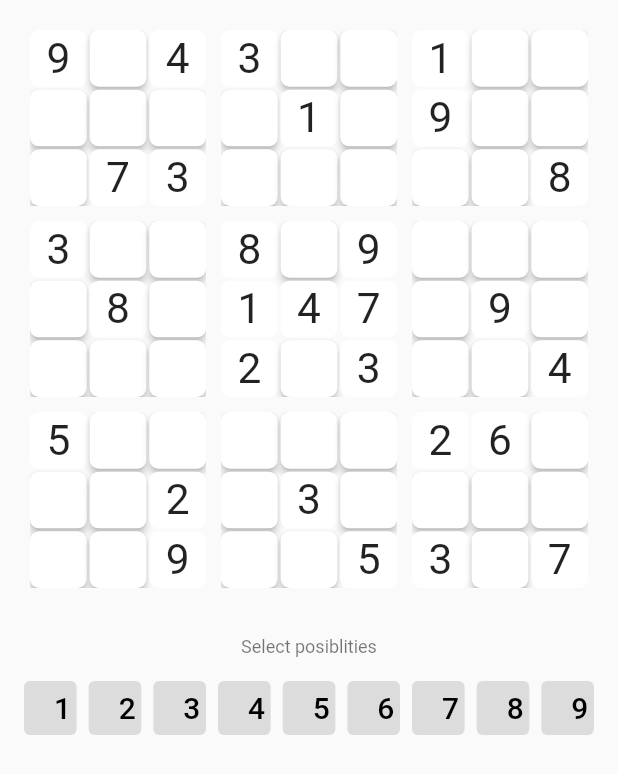
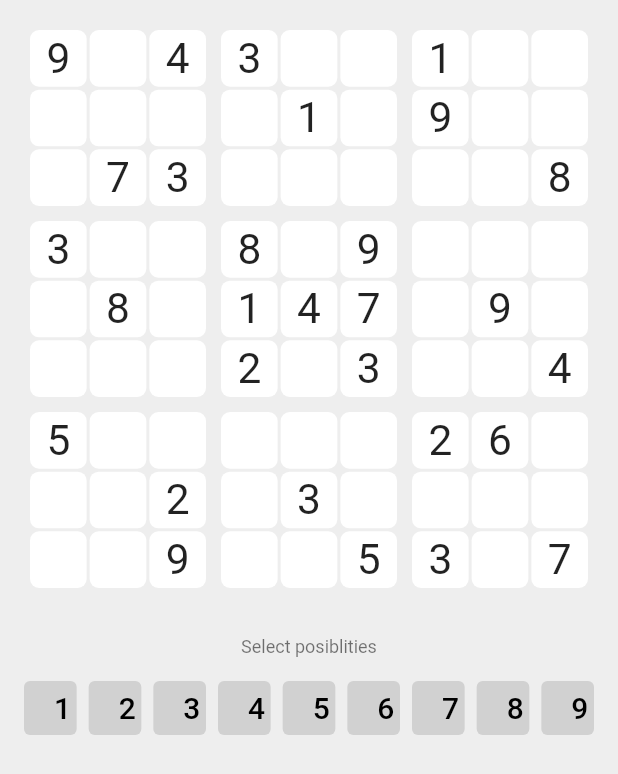
Before and after one commit to mjarkk/flutter_sudoku, a Flutter app: the screen it shows after launch, on a phone screen of 412 x 824 dp. Shown: the top 774 px of the screen. Run offline on Flutter 3.47's test engine with Material 2 defaults, Android fonts, the phone set to English and light mode, and no system bars.

Commit message:
fix white theme looking shite

```diff
--- a/lib/main.dart
+++ b/lib/main.dart
@@ -4,10 +4,10 @@ import 'playground.dart';
 import 'controls.dart';
 
 void main() {
-  runApp(MyApp());
+  runApp(SudokuApp());
 }
 
-class MyApp extends StatelessWidget {
+class SudokuApp extends StatelessWidget {
   @override
   Widget build(BuildContext context) {
     return MaterialApp(
@@ -17,6 +17,7 @@ class MyApp extends StatelessWidget {
         colorScheme: const ColorScheme.light().copyWith(
           primary: Colors.teal[400]!,
           primaryVariant: Colors.teal[200]!,
+          background: Colors.grey[200]!,
         ),
       ),
       darkTheme: ThemeData(
@@ -25,9 +26,17 @@ class MyApp extends StatelessWidget {
           primaryVariant: Colors.teal[700]!,
         ),
       ),
-      home: Scaffold(
-        body: _Screen(),
-      ),
+      home: SudokuAppScaffold(),
+    );
+  }
+}
+
+class SudokuAppScaffold extends StatelessWidget {
+  @override
+  Widget build(BuildContext context) {
+    return Scaffold(
+      backgroundColor: Theme.of(context).colorScheme.background,
+      body: _Screen(),
     );
   }
 }
--- a/lib/playground.dart
+++ b/lib/playground.dart
@@ -117,6 +117,7 @@ class GridCell extends StatelessWidget {
           ),
         ),
         style: ElevatedButton.styleFrom(
+          shadowColor: Colors.transparent,
           primary: selected
               ? Theme.of(context).colorScheme.primaryVariant
               : Theme.of(context).cardColor,
```
Also changed, not shown: 1 other file.
